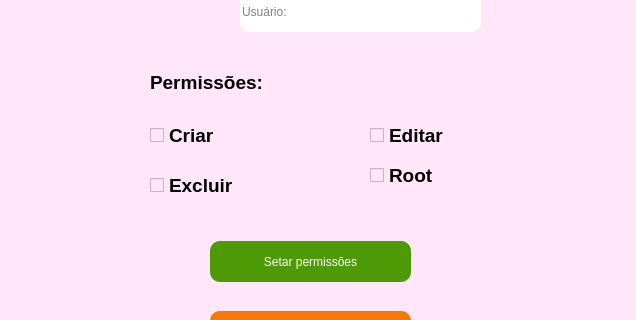
Above: telas_duda/permissoes_usuarios.ui from JVwolfart/PROJETO-SALAO-JOVEM-PROGRAMADOR before the change; both pictures show x 0 to 636 and y 329 to 649 of the 636 by 733 pixel window. Below: the same form after it.
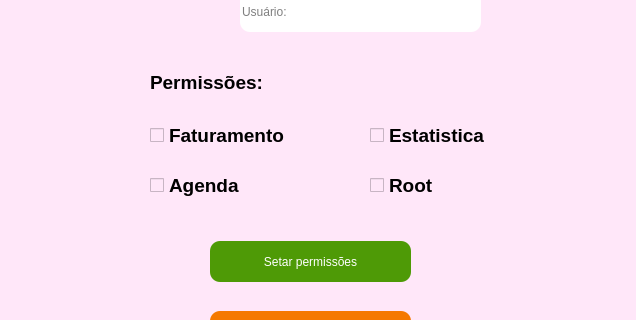
That is the form after the change. Icons and pictures are not drawn.

Patch:
```diff
--- a/telas_duda/permissoes_usuarios.ui
+++ b/telas_duda/permissoes_usuarios.ui
@@ -124,7 +124,7 @@
      <rect>
       <x>150</x>
       <y>450</y>
-      <width>110</width>
+      <width>171</width>
       <height>28</height>
      </rect>
     </property>
@@ -136,7 +136,7 @@
      </font>
     </property>
     <property name="text">
-     <string>Criar</string>
+     <string>Faturamento</string>
     </property>
    </widget>
    <widget class="QCheckBox" name="CbEditar">
@@ -144,7 +144,7 @@
      <rect>
       <x>370</x>
       <y>450</y>
-      <width>110</width>
+      <width>161</width>
       <height>28</height>
      </rect>
     </property>
@@ -156,7 +156,7 @@
      </font>
     </property>
     <property name="text">
-     <string>Editar</string>
+     <string>Estatistica</string>
     </property>
    </widget>
    <widget class="QCheckBox" name="CbExcluir">
@@ -176,7 +176,7 @@
      </font>
     </property>
     <property name="text">
-     <string>Excluir</string>
+     <string>Agenda</string>
     </property>
    </widget>
    <widget class="QLabel" name="label_2">
@@ -203,7 +203,7 @@
     <property name="geometry">
      <rect>
       <x>370</x>
-      <y>490</y>
+      <y>500</y>
       <width>121</width>
       <height>28</height>
      </rect>
```
